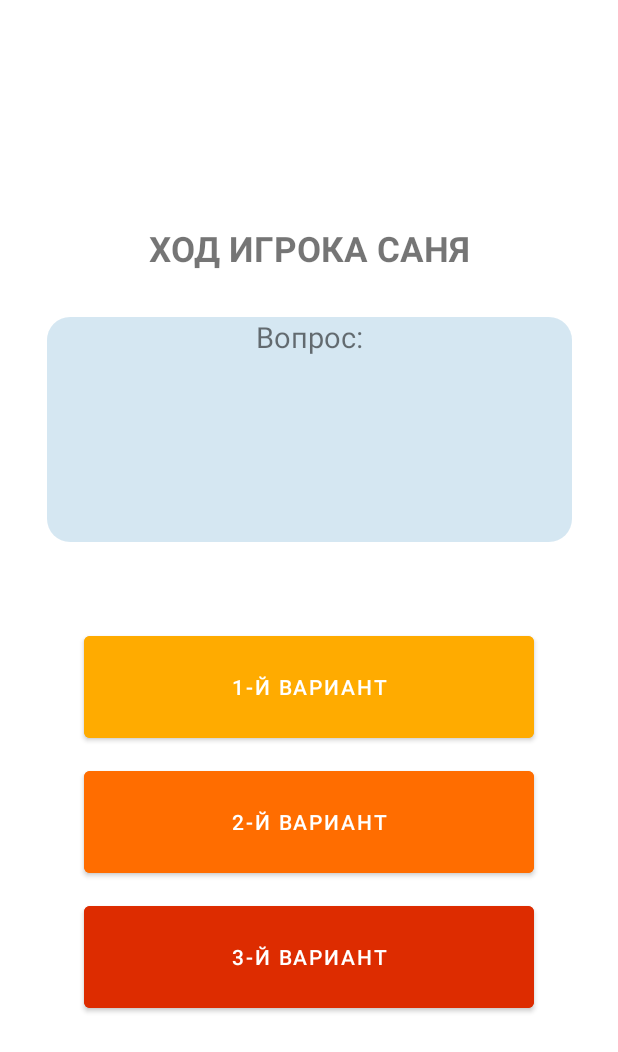
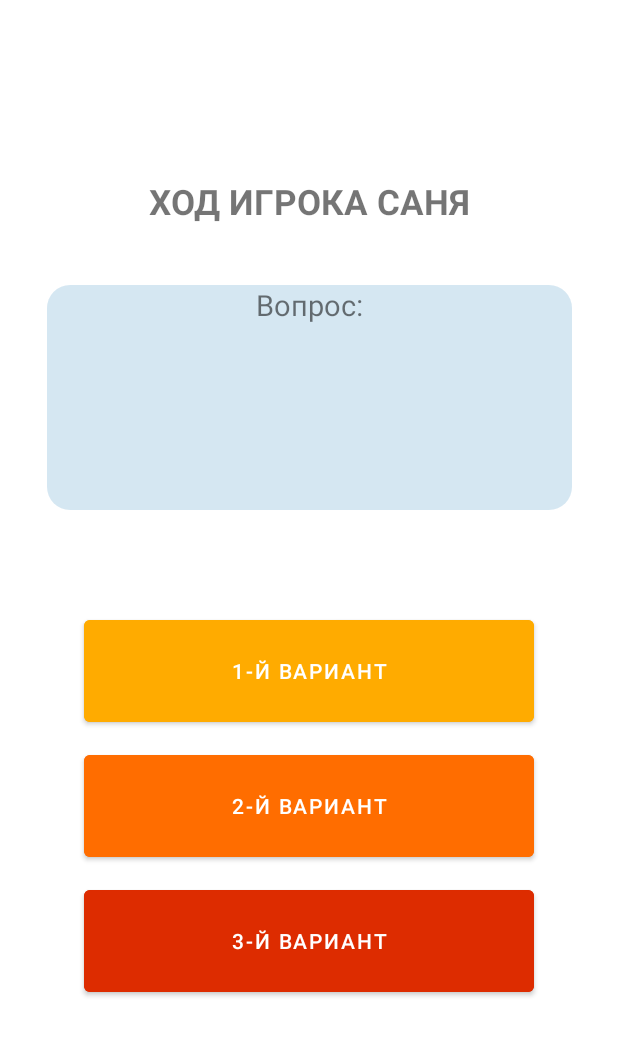
Before and after one commit to Chebure4ik/FinalProject, an Android app: the layout activity_play.xml on its own in the app's theme, with its tools: preview values and no code run, on a phone screen of 412 x 824 dp. Shown: the top 1052 px of the screen. Run offline under Robolectric (Android 15) with nearby library versions, the phone set to English and light mode, and no system bars.

Commit message:
commit110823

```diff
--- a/app/src/main/AndroidManifest.xml
+++ b/app/src/main/AndroidManifest.xml
@@ -11,6 +11,9 @@
         android:supportsRtl="true"
         android:theme="@style/Theme.FinalProject"
         tools:targetApi="31">
+        <activity
+            android:name=".LoseActivity"
+            android:exported="false" />
         <activity
             android:name=".SelectionActivity"
             android:exported="false" />
--- a/app/src/main/java/com/example/finalproject/MainActivity.java
+++ b/app/src/main/java/com/example/finalproject/MainActivity.java
@@ -21,7 +21,7 @@ public class MainActivity extends AppCompatActivity {
 
             public void run(){
                 try {
-                    while(timer < 2500) {
+                    while(timer < 2000) {
                         sleep(100);
                         timer = timer +100;
                     };
--- a/app/src/main/java/com/example/finalproject/PlayActivity.java
+++ b/app/src/main/java/com/example/finalproject/PlayActivity.java
@@ -17,6 +17,7 @@ public class PlayActivity extends AppCompatActivity {
     private TextView textView, questionsOut;
     private Button firstOption, secondOption, thirdOption;
     private int playerAnswer = 0;
+    WinActivity winActivity;
     private int a = -1;
     private int playerTurn = 1;
     final Random random = new Random();
@@ -84,7 +85,8 @@ public class PlayActivity extends AppCompatActivity {
                 play();
             }
             else if (usedQuestions.size() == 52){
-                questionsOut.setText("вопросы нетов");
+                Intent intent = new Intent(getApplicationContext(), LoseActivity.class);
+                startActivity(intent);
             }
         }
         else{
--- a/app/src/main/java/com/example/finalproject/WinActivity.java
+++ b/app/src/main/java/com/example/finalproject/WinActivity.java
@@ -4,6 +4,7 @@ import androidx.appcompat.app.AppCompatActivity;
 
 import android.content.Intent;
 import android.os.Bundle;
+import android.text.Selection;
 import android.view.View;
 import android.widget.Button;
 import android.widget.TextView;
@@ -37,7 +38,7 @@ public class WinActivity extends AppCompatActivity {
                     finish();
                     break;
                 case R.id.buttonRestart:
-                    Intent intent = new Intent(getApplicationContext(), MainActivity.class);
+                    Intent intent = new Intent(getApplicationContext(), SelectionActivity.class);
                     startActivity(intent);
                     break;
             }
--- a/app/src/main/res/layout/activity_play.xml
+++ b/app/src/main/res/layout/activity_play.xml
@@ -10,28 +10,29 @@
         android:id="@+id/textView"
         android:layout_width="wrap_content"
         android:layout_height="wrap_content"
+        android:layout_marginTop="140dp"
+        android:gravity="center"
         android:text="ХОД ИГРОКА САНЯ"
-        android:gravity="center"
         android:textSize="23sp"
         android:textStyle="bold"
-        android:layout_marginTop="150dp"
+        android:layout_marginBottom="40dp"
+        app:layout_constraintBottom_toTopOf="@+id/questionsOut"
         app:layout_constraintEnd_toEndOf="parent"
-        app:layout_constraintStart_toStartOf="parent"
-        app:layout_constraintTop_toTopOf="parent" />
+        app:layout_constraintStart_toStartOf="parent" />
 
 
     <TextView
         android:id="@+id/questionsOut"
         android:layout_width="350dp"
         android:layout_height="150dp"
-        android:layout_marginTop="30dp"
         android:background="@drawable/shape_example"
+        android:gravity="center_horizontal"
         android:text="Вопрос:"
         android:textSize="19sp"
-        android:gravity="center_horizontal"
+        android:layout_marginTop="190dp"
         app:layout_constraintEnd_toEndOf="parent"
         app:layout_constraintStart_toStartOf="parent"
-        app:layout_constraintTop_toBottomOf="@+id/textView" />
+        app:layout_constraintTop_toTopOf="parent" />
 
     <Button
         android:id="@+id/firstOption"
--- a/app/src/main/res/layout/activity_second.xml
+++ b/app/src/main/res/layout/activity_second.xml
@@ -25,7 +25,7 @@
         android:layout_height="60dp"
         android:background="@drawable/shape_example"
         android:layout_marginTop="20dp"
-        android:hint="1-й игрок"
+        android:hint=" 1-й игрок"
         android:textColorHint="#4A000000"
         app:layout_constraintEnd_toEndOf="parent"
         app:layout_constraintStart_toStartOf="parent"
@@ -37,7 +37,7 @@
         android:layout_height="60dp"
         android:background="@drawable/shape_example"
         android:layout_marginTop="20dp"
-        android:hint="2-й игрок"
+        android:hint=" 2-й игрок"
         android:textColorHint="#4A000000"
         app:layout_constraintEnd_toEndOf="parent"
         app:layout_constraintStart_toStartOf="parent"
--- a/app/src/main/res/layout/activity_selection.xml
+++ b/app/src/main/res/layout/activity_selection.xml
@@ -23,7 +23,6 @@
         android:layout_width="300dp"
         android:layout_height="70dp"
         android:text="2 игрока"
-        android:textSize="17sp"
         android:backgroundTint="#FFAB00"
         android:layout_marginBottom="5dp"
         app:layout_constraintBottom_toTopOf="@+id/threePlayerButton"
@@ -35,7 +34,6 @@
         android:layout_width="300dp"
         android:layout_height="70dp"
         android:text="3 игрока"
-        android:textSize="17sp"
         android:backgroundTint="#FF6D00"
         android:layout_marginTop="150dp"
         app:layout_constraintBottom_toBottomOf="parent"
@@ -48,7 +46,6 @@
         android:layout_width="300dp"
         android:layout_height="70dp"
         android:text="4 игрока"
-        android:textSize="17sp"
         android:backgroundTint="#DD2C00"
         android:layout_marginTop="5dp"
         app:layout_constraintEnd_toEndOf="parent"
--- a/app/src/main/res/layout/activity_third.xml
+++ b/app/src/main/res/layout/activity_third.xml
@@ -24,7 +24,7 @@
         android:layout_height="60dp"
         android:background="@drawable/shape_example"
         android:layout_marginTop="20dp"
-        android:hint="1-й игрок"
+        android:hint=" 1-й игрок"
         android:textColorHint="#4A000000"
         app:layout_constraintEnd_toEndOf="parent"
         app:layout_constraintStart_toStartOf="parent"
@@ -36,7 +36,7 @@
         android:layout_height="60dp"
         android:background="@drawable/shape_example"
         android:layout_marginTop="20dp"
-        android:hint="2-й игрок"
+        android:hint=" 2-й игрок"
         android:textColorHint="#4A000000"
         app:layout_constraintEnd_toEndOf="parent"
         app:layout_constraintStart_toStartOf="parent"
@@ -48,7 +48,7 @@
         android:layout_height="60dp"
         android:background="@drawable/shape_example"
         android:layout_marginTop="20dp"
-        android:hint="3-й игрок"
+        android:hint=" 3-й игрок"
         android:textColorHint="#4A000000"
         app:layout_constraintEnd_toEndOf="parent"
         app:layout_constraintStart_toStartOf="parent"
```
Also changed, not shown: app/src/main/java/com/example/finalproject/LoseActivity.java (added, +29 -0 lines), app/src/main/res/layout/activity_fourth.xml (+4 -4 lines), app/src/main/res/layout/activity_lose.xml (added, +50 -0 lines), app/src/main/res/drawable/boom.jpg (added).
